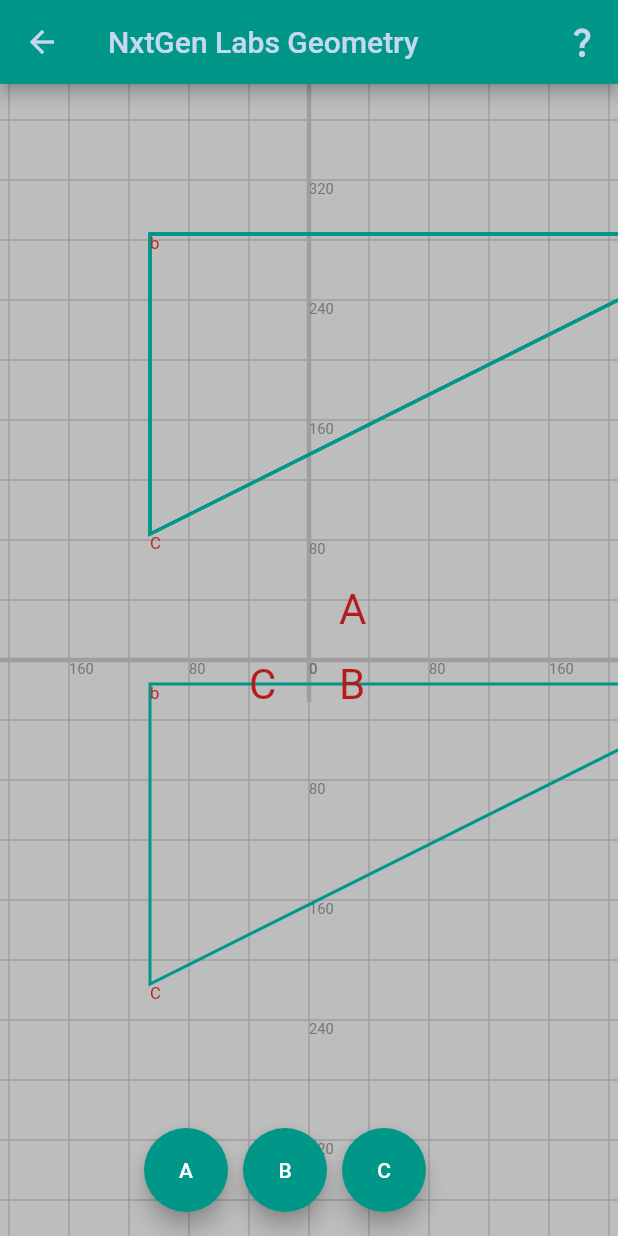
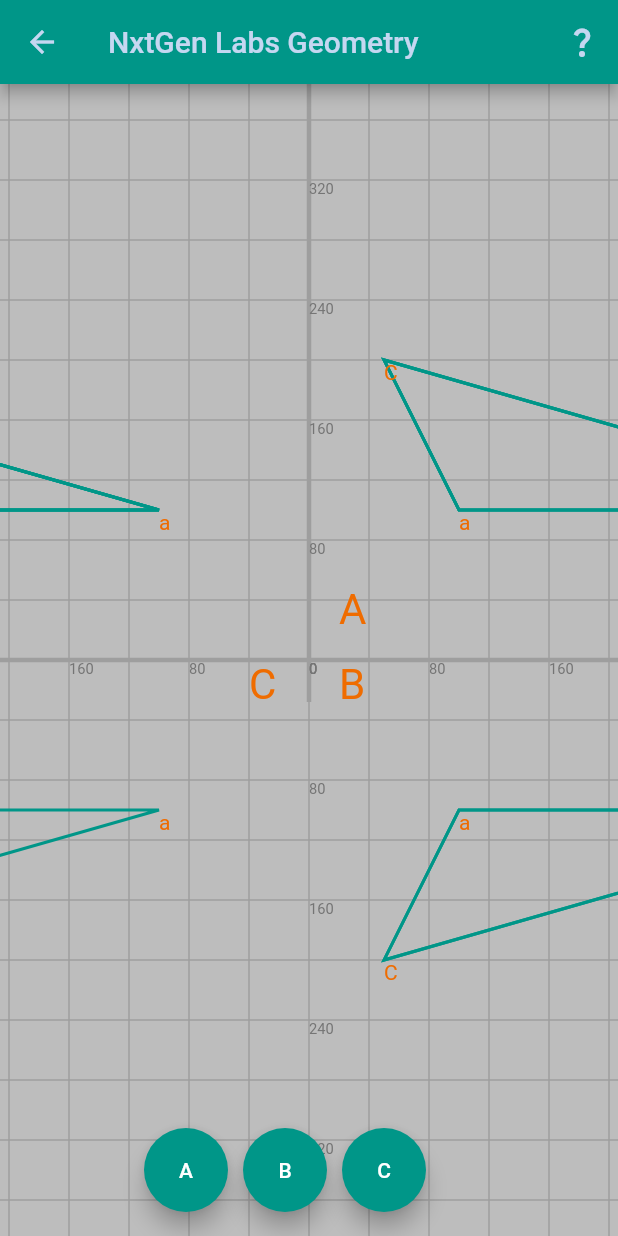
Before and after one commit to NxtGenLabs/math_geo, a Flutter app: the BeginnerLevel screen opened by its route, after a tap on an icon or button, on a phone screen of 412 x 824 dp. Run offline on Flutter 3.47's test engine with Material 2 defaults, Android fonts, the phone set to English and light mode, and no system bars.

Commit message:
swear i wont make stupid commits again

```diff
--- a/lib/canvas/multipleChoiceQs.dart
+++ b/lib/canvas/multipleChoiceQs.dart
@@ -1,6 +1,7 @@
 import 'package:flutter/material.dart';
-import 'dart:ui';
 import 'dart:math' as math;
+
+import '../pages/topics/transformations/menus/beginner_level.dart';
 
 class MultipleChoiceQs extends ChangeNotifier implements CustomPainter {
   List<String> alphabet = [
@@ -39,27 +40,27 @@ class MultipleChoiceQs extends ChangeNotifier implements CustomPainter {
     double centerY = size.height / 2;
 
     late List<Offset> qPoints1 = [
-      Offset(500, 100),
-      Offset(100, 100),
-      Offset(100, 300)
+      Offset(centerX - 100, centerY - 100),
+      Offset(centerX - 400, centerY - 100),
+      Offset(centerX - 450, centerY - 200)
     ];
 
     late List<Offset> OptionA = [
-      Offset(1200, 100),
-      Offset(1000, 100),
-      Offset(1000, 300)
+      Offset(centerX + 100, centerY - 100),
+      Offset(centerX + 400, centerY - 100),
+      Offset(centerX + 50, centerY - 200)
     ];
 
     late List<Offset> OptionB = [
-      Offset(1200, 400),
-      Offset(1000, 400),
-      Offset(1000, 600)
+      Offset(centerX + 100, centerY + 100),
+      Offset(centerX + 400, centerY + 100),
+      Offset(centerX + 50, centerY + 200)
     ];
 
     late List<Offset> OptionC = [
-      Offset(500, 400),
-      Offset(100, 400),
-      Offset(100, 600)
+      Offset(centerX - 100, centerY + 100),
+      Offset(centerX - 400, centerY + 100),
+      Offset(centerX - 450, centerY + 200)
     ];
 
     Paint strokePaint = Paint();
@@ -94,13 +95,12 @@ class MultipleChoiceQs extends ChangeNotifier implements CustomPainter {
 
       // displaying point value
       TextSpan span = TextSpan(
-          style: TextStyle(color: Colors.red[900]),
-          text: '${alphabet[counter]}');
+          style: TextStyle(color: Colors.orange[800]), text: alphabet[counter]);
       TextPainter tp = TextPainter(
           text: span,
           textAlign: TextAlign.left,
           textDirection: TextDirection.ltr,
-          textScaleFactor: .8);
+          textScaleFactor: 1);
       tp.layout();
       tp.paint(canvas, Offset(point.dx, point.dy));
       ++counter;
@@ -111,13 +111,12 @@ class MultipleChoiceQs extends ChangeNotifier implements CustomPainter {
 
       // displaying point value
       TextSpan span = TextSpan(
-          style: TextStyle(color: Colors.red[900]),
-          text: '${alphabet[counter]}');
+          style: TextStyle(color: Colors.orange[800]), text: alphabet[counter]);
       TextPainter tp = TextPainter(
           text: span,
           textAlign: TextAlign.left,
           textDirection: TextDirection.ltr,
-          textScaleFactor: .8);
+          textScaleFactor: 1);
       tp.layout();
       tp.paint(canvas, Offset(point.dx, point.dy));
       ++counter;
@@ -129,13 +128,12 @@ class MultipleChoiceQs extends ChangeNotifier implements CustomPainter {
 
       // displaying point value
       TextSpan span = TextSpan(
-          style: TextStyle(color: Colors.red[900]),
-          text: '${alphabet[counter]}');
+          style: TextStyle(color: Colors.orange[800]), text: alphabet[counter]);
       TextPainter tp = TextPainter(
           text: span,
           textAlign: TextAlign.left,
           textDirection: TextDirection.ltr,
-          textScaleFactor: .8);
+          textScaleFactor: 1);
       tp.layout();
       tp.paint(canvas, Offset(point.dx, point.dy));
       ++counter;
@@ -147,20 +145,19 @@ class MultipleChoiceQs extends ChangeNotifier implements CustomPainter {
 
       // displaying point value
       TextSpan span = TextSpan(
-          style: TextStyle(color: Colors.red[900]),
-          text: '${alphabet[counter]}');
+          style: TextStyle(color: Colors.orange[800]), text: alphabet[counter]);
       TextPainter tp = TextPainter(
           text: span,
           textAlign: TextAlign.left,
           textDirection: TextDirection.ltr,
-          textScaleFactor: .8);
+          textScaleFactor: 1);
       tp.layout();
       tp.paint(canvas, Offset(point.dx, point.dy));
       ++counter;
     }
 
     TextSpan span =
-        TextSpan(style: TextStyle(color: Colors.red[900]), text: 'A');
+        TextSpan(style: TextStyle(color: Colors.orange[800]), text: 'A');
     TextPainter tp = TextPainter(
         text: span,
         textAlign: TextAlign.left,
@@ -170,7 +167,7 @@ class MultipleChoiceQs extends ChangeNotifier implements CustomPainter {
     tp.paint(canvas, Offset(centerX + 20, centerY - 50));
 
     TextSpan btext =
-        TextSpan(style: TextStyle(color: Colors.red[900]), text: 'B');
+        TextSpan(style: TextStyle(color: Colors.orange[800]), text: 'B');
     TextPainter tpB = TextPainter(
         text: btext,
         textAlign: TextAlign.left,
@@ -180,7 +177,7 @@ class MultipleChoiceQs extends ChangeNotifier implements CustomPainter {
     tpB.paint(canvas, Offset(centerX + 20, centerY));
 
     TextSpan ctext =
-        TextSpan(style: TextStyle(color: Colors.red[900]), text: 'C');
+        TextSpan(style: TextStyle(color: Colors.orange[800]), text: 'C');
     TextPainter tpC = TextPainter(
         text: ctext,
         textAlign: TextAlign.left,
```
Also changed, not shown: lib/pages/topics/transformations/menus/beginner_level.dart (+75 -3 lines).
